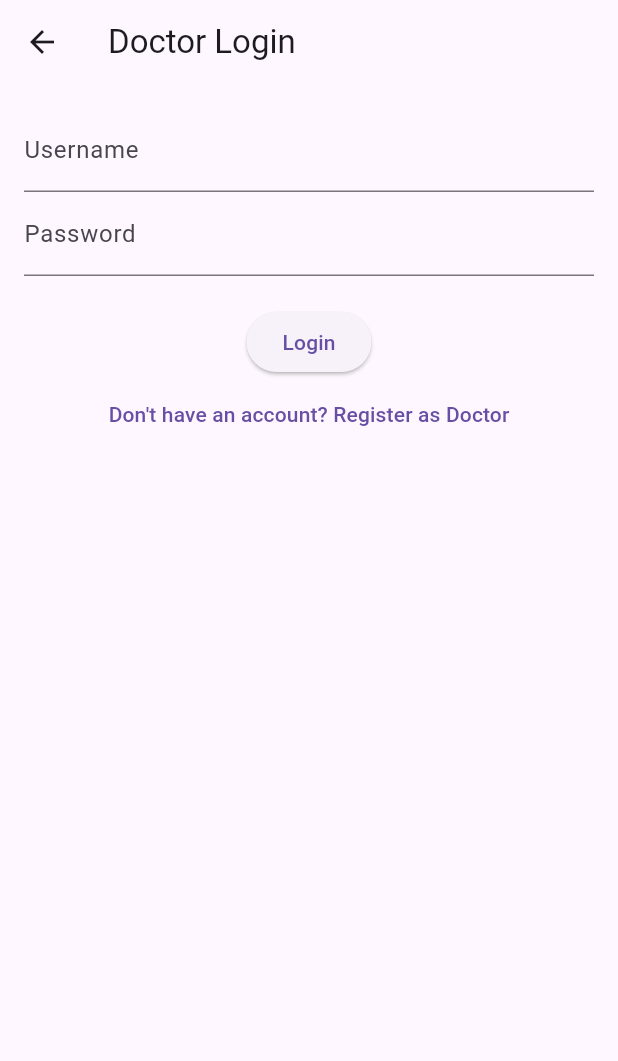
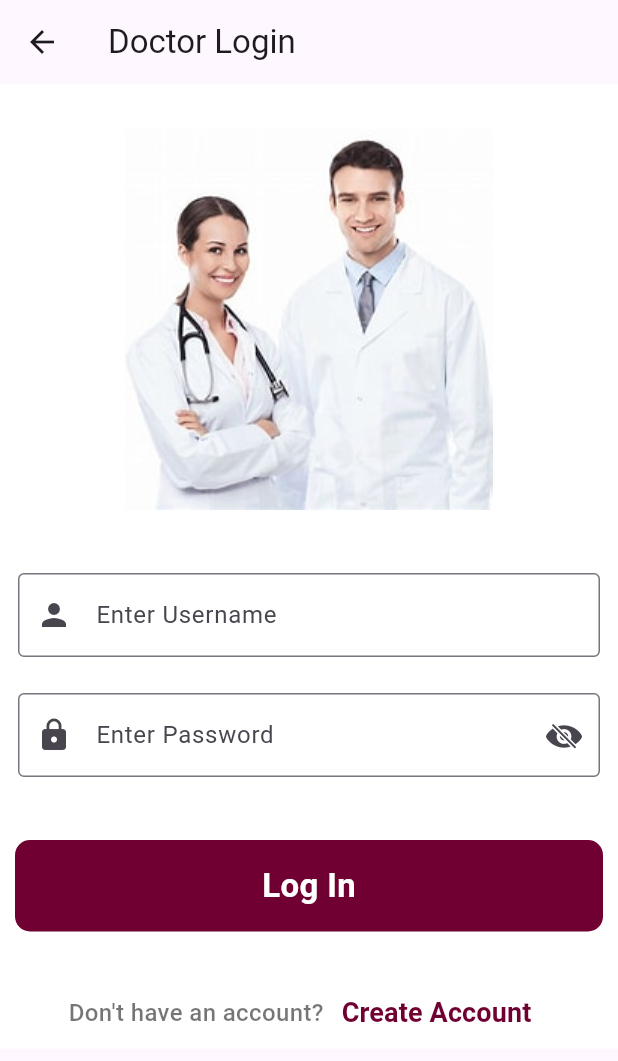
Before and after one commit to nkapsiak/dr_app_unbroken, a Flutter app: the screen it shows after launch, after a tap on "Doctor Login", on a phone screen of 412 x 824 dp. Shown: the top 1061 px of the screen. Run offline on Flutter 3.47's test engine with Material 3 defaults, Android fonts, the light colour scheme and no system bars; our stand-ins replace get.

Commit message:
fixed dr login screen

```diff
--- a/lib/screens/login screen/login_doctor_screen.dart
+++ b/lib/screens/login screen/login_doctor_screen.dart
@@ -1,5 +1,6 @@
 // **Login Screen for Doctors**
 import 'dart:convert';
+import 'package:flutter/cupertino.dart';
 import 'package:http/http.dart'as http;
 import 'package:flutter/material.dart';
 
@@ -86,38 +87,111 @@ class _LoginDoctorScreenState extends State<LoginDoctorScreen> {
   }
 
   @override
+  bool passToggle = true;
   Widget build(BuildContext context) {
+
     return Scaffold(
-      appBar: AppBar(
-        title: Text('Doctor Login'),
-      ),
-      body: Padding(
-        padding: const EdgeInsets.all(16.0),
+      appBar: AppBar(title: Text("Doctor Login"),),
+      body: Material(
+        child: Container(
+          color: Colors.white,
+          child: SingleChildScrollView(
+            child: SafeArea(
               child: Column(
                 children: [
-            TextField(
+                  SizedBox( height: 10,),
+                  Padding(
+                    padding: EdgeInsets.all(20),
+                    child: Image.asset("images/doctors.jpg"),
+                  ),
+                  SizedBox(height: 10,),
+                  Padding(padding: EdgeInsets.all(12),
+                    child: TextField(
                         controller: _usernameController,
-              decoration: InputDecoration(labelText: 'Username'),
+                        decoration: InputDecoration(
+                            border: OutlineInputBorder(),
+                            label: Text("Enter Username"),
+                            prefixIcon: Icon(Icons.person)
+                        )
                     ),
-            TextField(
+                  ),
+                  Padding(padding: EdgeInsets.all(12),
+                    child: TextField(
                         controller: _passwordController,
-              decoration: InputDecoration(labelText: 'Password'),
-              obscureText: true,
+                        obscureText: passToggle ? true : false,
+                        decoration: InputDecoration(
+                            border: OutlineInputBorder(),
+                            label: Text("Enter Password"),
+                            prefixIcon: Icon(Icons.lock),
+                            suffixIcon: InkWell(
+                              onTap: (){
+                                if(passToggle == true){
+                                  passToggle = false;
+                                }
+                                else{
+                                  passToggle = true;
+                                }
+                                setState(() {
+
+                                });
+                              },
+                              child: passToggle
+                                  ? Icon(CupertinoIcons.eye_slash_fill)
+                                  : Icon(CupertinoIcons.eye_slash),
+                            )
+                        )
                     ),
-            SizedBox(height: 20),
-            _isLoading
-                ? CircularProgressIndicator()
-                : ElevatedButton(
-              onPressed: _loginDoctor,
-              child: Text('Login'),
                   ),
+                  SizedBox(height: 20,),
+                  Padding(
+                    padding: const EdgeInsets.all(10.0),
+                    child: SizedBox(
+                      width: double.infinity,
+                      child: Material(
+                        color: Color(0xFF700031),
+                        borderRadius: BorderRadius.circular(10),
+                        child: InkWell(
+                          onTap: _loginDoctor,
+                          child: Padding(padding:
+                          EdgeInsets.symmetric(vertical: 15, horizontal: 40 ),
+                            child: Center(
+                              child: Text("Log In",
+                                style: TextStyle(color: Colors.white,
+                                    fontSize: 22,
+                                    fontWeight: FontWeight.bold),),
+                            ),),
+
+                        ),
+                      ),
+                    ),
+                  ),
+                  SizedBox(height: 20,),
+                  Row(
+                    mainAxisAlignment: MainAxisAlignment.center,
+                    children: [
+                      Text("Don't have an account?",
+                        style: TextStyle(
+                          fontSize: 16,
+                          fontWeight: FontWeight.w500,
+                          color: Colors.black54,
+                        ),),
                       TextButton(
                           onPressed: () {
                             Navigator.pushNamed(context, '/doctorRegister');
                           },
-              child: Text('Don\'t have an account? Register as Doctor'),
+                          child: Text("Create Account",
+                            style: TextStyle(
+                                fontSize: 18,
+                                fontWeight: FontWeight.bold,
+                                color: Color(0xFF700031)
+                            ),))
+                    ],
+                  )
+
+                ],
               ),
-          ],
+            ),
+          ),
         ),
       ),
     );
```
Lines whose indentation alone changed are shown as unchanged.
